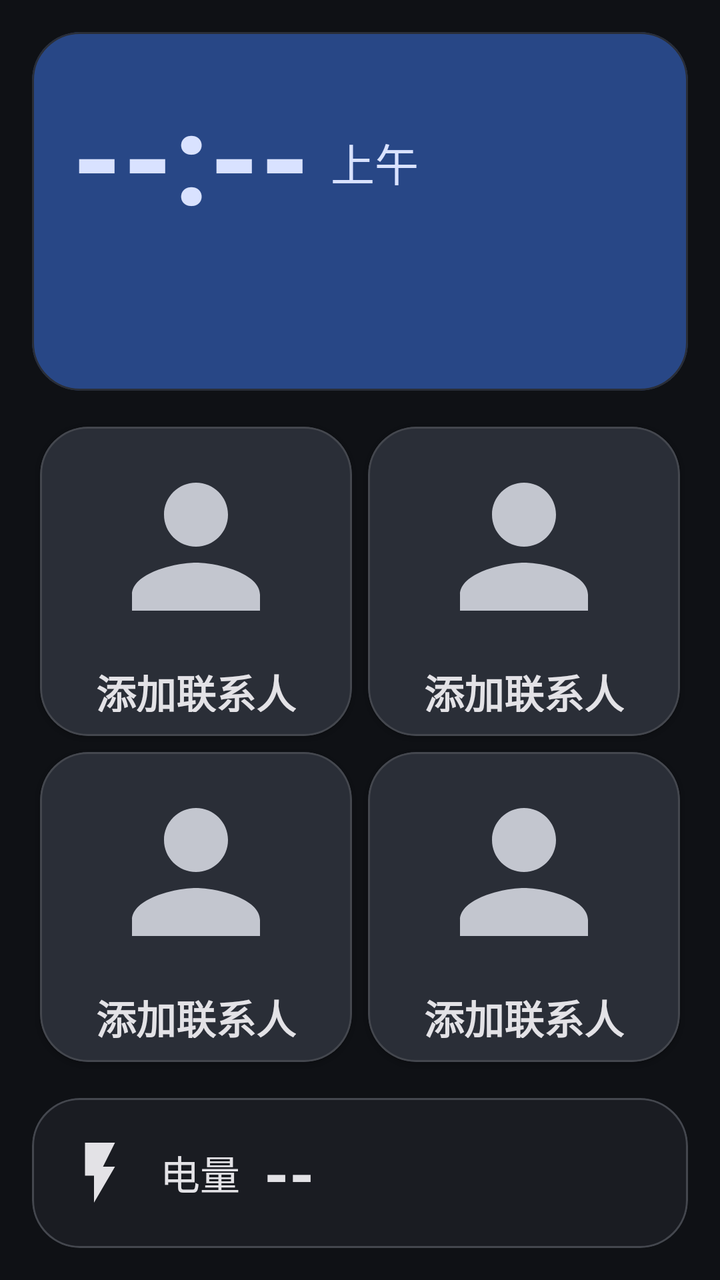
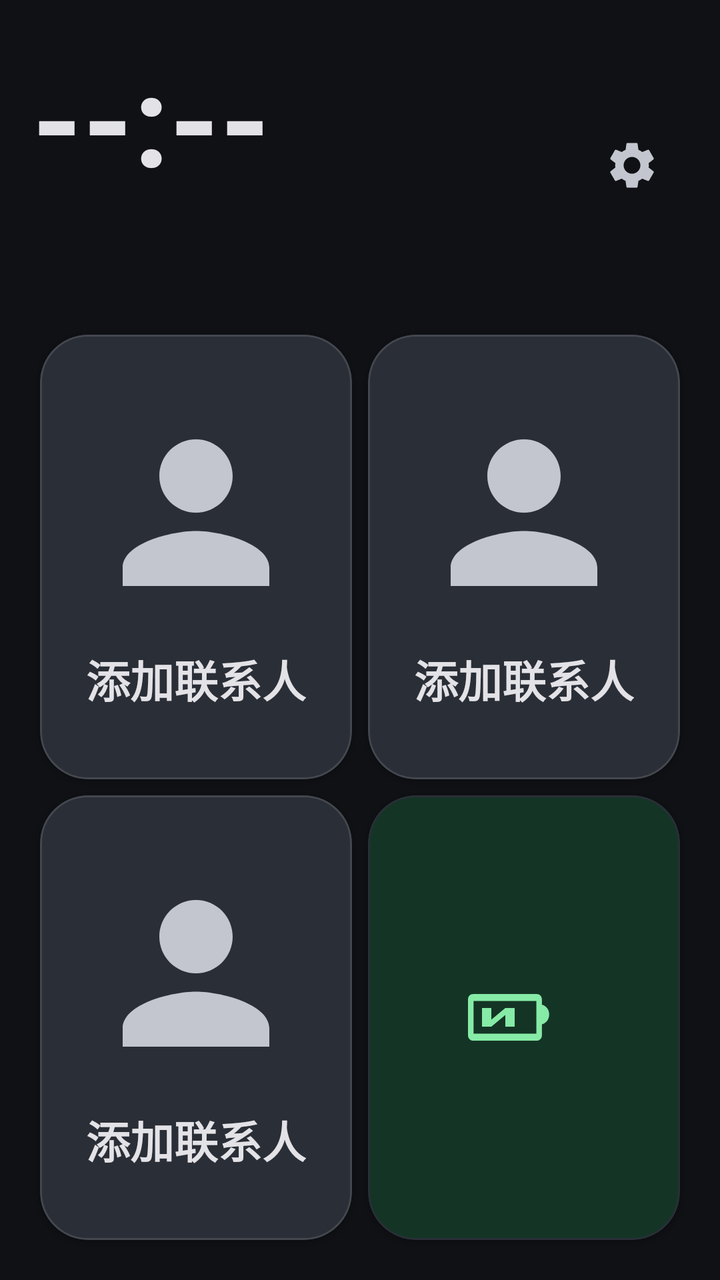

Two renders of the same Android screen: before a commit and after it. Below are the layout's source before the change and the commit's diff.
<!-- AndroidManifest.xml: application theme Theme.ElderLauncher -->
<!-- res/layout/activity_home.xml -->
<?xml version="1.0" encoding="utf-8"?>
<LinearLayout xmlns:android="http://schemas.android.com/apk/res/android"
    xmlns:app="http://schemas.android.com/apk/res-auto"
    android:orientation="vertical"
    android:padding="16dp"
    android:background="?android:colorBackground"
    android:layout_width="match_parent"
    android:layout_height="match_parent">

    
    <com.google.android.material.card.MaterialCardView
        android:id="@+id/cardTime"
        android:layout_width="match_parent"
        android:layout_height="wrap_content"
        app:cardBackgroundColor="?attr/colorPrimaryContainer"
        app:cardCornerRadius="24dp"
        app:contentPadding="20dp">

        <LinearLayout
            android:orientation="vertical"
            android:layout_width="match_parent"
            android:layout_height="wrap_content">

            <LinearLayout
                android:orientation="horizontal"
                android:layout_width="wrap_content"
                android:layout_height="wrap_content"
                android:gravity="bottom">

                <TextView
                    android:id="@+id/tvTime"
                    android:layout_width="wrap_content"
                    android:layout_height="wrap_content"
                    android:text="--:--"
                    android:textSize="64sp"
                    android:textStyle="bold"
                    android:textColor="?attr/colorOnPrimaryContainer" />

                <TextView
                    android:id="@+id/tvAmPm"
                    android:layout_width="wrap_content"
                    android:layout_height="wrap_content"
                    android:text="@string/home_am"
                    android:textSize="22sp"
                    android:textColor="?attr/colorOnPrimaryContainer"
                    android:layout_marginStart="10dp"
                    android:layout_marginBottom="12dp" />
            </LinearLayout>

            <TextView
                android:id="@+id/tvDate"
                android:layout_width="wrap_content"
                android:layout_height="wrap_content"
                android:text=""
                android:textSize="18sp"
                android:textColor="?attr/colorOnPrimaryContainer"
                android:layout_marginTop="6dp" />

            <TextView
                android:id="@+id/tvLunar"
                android:layout_width="wrap_content"
                android:layout_height="wrap_content"
                android:text=""
                android:textSize="16sp"
                android:textColor="?attr/colorOnPrimaryContainer"
                android:layout_marginTop="2dp" />
        </LinearLayout>
    </com.google.android.material.card.MaterialCardView>

    
    <GridLayout
        android:id="@+id/gridContacts"
        android:layout_width="match_parent"
        android:layout_height="0dp"
        android:layout_weight="1"
        android:columnCount="2"
        android:rowCount="2"
        android:useDefaultMargins="true"
        android:layout_marginTop="14dp">

        <com.google.android.material.card.MaterialCardView
            android:id="@+id/cardContact1"
            style="@style/ContactCard">
            <LinearLayout
                android:orientation="vertical"
                android:gravity="center"
                android:layout_width="match_parent"
                android:layout_height="match_parent">
                <com.google.android.material.imageview.ShapeableImageView
                    android:id="@+id/imgAvatar1"
                    android:layout_width="96dp"
                    android:layout_height="96dp"
                    android:scaleType="centerCrop"
                    android:src="@drawable/ic_person"
                    app:tint="?attr/colorOnSurfaceVariant"
                    app:shapeAppearanceOverlay="@style/AvatarCircle" />
                <TextView
                    android:id="@+id/tvName1"
                    android:layout_width="wrap_content"
                    android:layout_height="wrap_content"
                    android:text="@string/contact_add"
                    android:textSize="20sp"
                    android:textStyle="bold"
                    android:textColor="?attr/colorOnSurface"
                    android:layout_marginTop="10dp" />
            </LinearLayout>
        </com.google.android.material.card.MaterialCardView>

        <com.google.android.material.card.MaterialCardView
            android:id="@+id/cardContact2"
            style="@style/ContactCard">
            <LinearLayout
                android:orientation="vertical"
                android:gravity="center"
                android:layout_width="match_parent"
                android:layout_height="match_parent">
                <com.google.android.material.imageview.ShapeableImageView
                    android:id="@+id/imgAvatar2"
                    android:layout_width="96dp"
                    android:layout_height="96dp"
                    android:scaleType="centerCrop"
                    android:src="@drawable/ic_person"
                    app:tint="?attr/colorOnSurfaceVariant"
                    app:shapeAppearanceOverlay="@style/AvatarCircle" />
                <TextView
                    android:id="@+id/tvName2"
                    android:layout_width="wrap_content"
                    android:layout_height="wrap_content"
                    android:text="@string/contact_add"
                    android:textSize="20sp"
                    android:textStyle="bold"
                    android:textColor="?attr/colorOnSurface"
                    android:layout_marginTop="10dp" />
            </LinearLayout>
        </com.google.android.material.card.MaterialCardView>

        <com.google.android.material.card.MaterialCardView
            android:id="@+id/cardContact3"
            style="@style/ContactCard">
            <LinearLayout
                android:orientation="vertical"
                android:gravity="center"
                android:layout_width="match_parent"
                android:layout_height="match_parent">
                <com.google.android.material.imageview.ShapeableImageView
                    android:id="@+id/imgAvatar3"
                    android:layout_width="96dp"
                    android:layout_height="96dp"
                    android:scaleType="centerCrop"
                    android:src="@drawable/ic_person"
                    app:tint="?attr/colorOnSurfaceVariant"
                    app:shapeAppearanceOverlay="@style/AvatarCircle" />
                <TextView
                    android:id="@+id/tvName3"
                    android:layout_width="wrap_content"
                    android:layout_height="wrap_content"
                    android:text="@string/contact_add"
                    android:textSize="20sp"
                    android:textStyle="bold"
                    android:textColor="?attr/colorOnSurface"
                    android:layout_marginTop="10dp" />
            </LinearLayout>
        </com.google.android.material.card.MaterialCardView>

        <com.google.android.material.card.MaterialCardView
            android:id="@+id/cardContact4"
            style="@style/ContactCard">
            <LinearLayout
                android:orientation="vertical"
                android:gravity="center"
                android:layout_width="match_parent"
                android:layout_height="match_parent">
                <com.google.android.material.imageview.ShapeableImageView
                    android:id="@+id/imgAvatar4"
                    android:layout_width="96dp"
                    android:layout_height="96dp"
                    android:scaleType="centerCrop"
                    android:src="@drawable/ic_person"
                    app:tint="?attr/colorOnSurfaceVariant"
                    app:shapeAppearanceOverlay="@style/AvatarCircle" />
                <TextView
                    android:id="@+id/tvName4"
                    android:layout_width="wrap_content"
                    android:layout_height="wrap_content"
                    android:text="@string/contact_add"
                    android:textSize="20sp"
                    android:textStyle="bold"
                    android:textColor="?attr/colorOnSurface"
                    android:layout_marginTop="10dp" />
            </LinearLayout>
        </com.google.android.material.card.MaterialCardView>
    </GridLayout>

    
    <com.google.android.material.card.MaterialCardView
        android:layout_width="match_parent"
        android:layout_height="wrap_content"
        app:cardBackgroundColor="?attr/colorSurface"
        app:cardCornerRadius="24dp"
        app:strokeColor="?attr/colorOutline"
        app:strokeWidth="1dp"
        app:contentPadding="16dp"
        android:layout_marginTop="14dp">

        <LinearLayout
            android:orientation="horizontal"
            android:gravity="center_vertical"
            android:layout_width="match_parent"
            android:layout_height="wrap_content">

            <ImageView
                android:layout_width="36dp"
                android:layout_height="36dp"
                android:src="@drawable/ic_battery"
                app:tint="?attr/colorOnSurface" />

            <TextView
                android:layout_width="wrap_content"
                android:layout_height="wrap_content"
                android:text="@string/home_battery"
                android:textSize="20sp"
                android:textColor="?attr/colorOnSurface"
                android:layout_marginStart="12dp" />

            <TextView
                android:id="@+id/tvBattery"
                android:layout_width="wrap_content"
                android:layout_height="wrap_content"
                android:text="--"
                android:textSize="32sp"
                android:textStyle="bold"
                android:textColor="?attr/colorOnSurface"
                android:layout_marginStart="12dp" />
        </LinearLayout>
    </com.google.android.material.card.MaterialCardView>
</LinearLayout>
<!-- resources referenced by this layout -->
<resources>
  <!-- drawable ic_battery (drawable) -->
  <vector xmlns:android="http://schemas.android.com/apk/res/android"
      android:width="36dp"
      android:height="36dp"
      android:viewportWidth="24"
      android:viewportHeight="24">
      <path
          android:fillColor="#FFFFFF"
          android:pathData="M7,2v11h3v9l7,-12h-4l4,-8z" />
  </vector>
  <!-- drawable ic_person (drawable) -->
  <vector xmlns:android="http://schemas.android.com/apk/res/android"
      android:width="56dp"
      android:height="56dp"
      android:viewportWidth="24"
      android:viewportHeight="24">
      <path
          android:fillColor="#FFFFFF"
          android:pathData="M12,12c2.21,0 4,-1.79 4,-4s-1.79,-4 -4,-4 -4,1.79 -4,4 1.79,4 4,4zM12,14c-2.67,0 -8,1.34 -8,4v2h16v-2c0,-2.66 -5.33,-4 -8,-4z" />
  </vector>
  <string name="contact_add">添加联系人</string>
  <string name="home_am">上午</string>
  <string name="home_battery">电量</string>
  <style name="AvatarCircle">
          <item name="cornerFamily">rounded</item>
          <item name="cornerSize">50%</item>
      </style>
  <color name="colorPrimary">#AEC6FF</color>
  <color name="colorOnPrimary">#0B2F66</color>
  <color name="colorPrimaryContainer">#284786</color>
  <color name="colorOnPrimaryContainer">#D9E2FF</color>
  <color name="colorSecondary">#BEC6DC</color>
  <color name="colorOnSecondary">#283141</color>
  <color name="colorSecondaryContainer">#3E4759</color>
  <color name="colorOnSecondaryContainer">#DAE2F9</color>
  <color name="colorTertiary">#DDBCE4</color>
  <color name="colorOnTertiary">#3F2844</color>
  <color name="colorTertiaryContainer">#573E5C</color>
  <color name="colorOnTertiaryContainer">#FAD8FF</color>
  <color name="colorOnBackground">#E2E2E9</color>
  <color name="colorSurface">#1A1C22</color>
  <color name="colorOnSurface">#E3E2E6</color>
  <color name="colorSurfaceVariant">#2A2E37</color>
  <color name="colorOnSurfaceVariant">#C3C6CF</color>
  <color name="colorSurfaceContainer">#1E2128</color>
  <color name="colorSurfaceContainerHigh">#282C34</color>
  <color name="colorSurfaceContainerHighest">#33373F</color>
  <color name="colorOutline">#44474E</color>
  <color name="colorOutlineVariant">#2A2E37</color>
  <color name="colorError">#FFB4AB</color>
  <color name="colorOnError">#690005</color>
  <color name="colorErrorContainer">#93000A</color>
  <color name="colorOnErrorContainer">#FFDAD6</color>
  <color name="colorBackground">#0F1115</color>
  <!-- unchanged entries left out for length: 2 -->
</resources>

<!-- the commit's change to res/layout/activity_home.xml (unified diff, before → after) -->
@@ -8,44 +8,27 @@
     android:layout_height="match_parent">
 
     
-    <com.google.android.material.card.MaterialCardView
-        android:id="@+id/cardTime"
+    <LinearLayout
+        android:orientation="horizontal"
+        android:gravity="center_vertical"
         android:layout_width="match_parent"
-        android:layout_height="wrap_content"
-        app:cardBackgroundColor="?attr/colorPrimaryContainer"
-        app:cardCornerRadius="24dp"
-        app:contentPadding="20dp">
+        android:layout_height="wrap_content">
 
         <LinearLayout
+            android:id="@+id/timeBlock"
             android:orientation="vertical"
-            android:layout_width="match_parent"
-            android:layout_height="wrap_content">
-
-            <LinearLayout
-                android:orientation="horizontal"
+            android:layout_width="0dp"
+            android:layout_height="wrap_content"
+            android:layout_weight="1">
+
+            <TextView
+                android:id="@+id/tvTime"
                 android:layout_width="wrap_content"
                 android:layout_height="wrap_content"
-                android:gravity="bottom">
-
-                <TextView
-                    android:id="@+id/tvTime"
-                    android:layout_width="wrap_content"
-                    android:layout_height="wrap_content"
-                    android:text="--:--"
-                    android:textSize="64sp"
-                    android:textStyle="bold"
-                    android:textColor="?attr/colorOnPrimaryContainer" />
-
-                <TextView
-                    android:id="@+id/tvAmPm"
-                    android:layout_width="wrap_content"
-                    android:layout_height="wrap_content"
-                    android:text="@string/home_am"
-                    android:textSize="22sp"
-                    android:textColor="?attr/colorOnPrimaryContainer"
-                    android:layout_marginStart="10dp"
-                    android:layout_marginBottom="12dp" />
-            </LinearLayout>
+                android:text="--:--"
+                android:textSize="64sp"
+                android:textStyle="bold"
+                android:textColor="?attr/colorOnSurface" />
 
             <TextView
                 android:id="@+id/tvDate"
@@ -53,8 +36,8 @@
                 android:layout_height="wrap_content"
                 android:text=""
                 android:textSize="18sp"
-                android:textColor="?attr/colorOnPrimaryContainer"
-                android:layout_marginTop="6dp" />
+                android:textColor="?attr/colorOnSurfaceVariant"
+                android:layout_marginTop="2dp" />
 
             <TextView
                 android:id="@+id/tvLunar"
@@ -62,10 +45,20 @@
                 android:layout_height="wrap_content"
                 android:text=""
                 android:textSize="16sp"
-                android:textColor="?attr/colorOnPrimaryContainer"
-                android:layout_marginTop="2dp" />
+                android:textColor="?attr/colorOnSurfaceVariant" />
         </LinearLayout>
-    </com.google.android.material.card.MaterialCardView>
+
+        
+        <ImageButton
+            android:id="@+id/btnSettings"
+            android:layout_width="56dp"
+            android:layout_height="56dp"
+            android:src="@drawable/ic_settings"
+            android:background="?attr/selectableItemBackgroundBorderless"
+            app:tint="?attr/colorOnSurfaceVariant"
+            android:contentDescription="@string/home_settings"
+            android:scaleType="centerInside" />
+    </LinearLayout>
 
     
     <GridLayout
@@ -88,21 +81,23 @@
                 android:layout_height="match_parent">
                 <com.google.android.material.imageview.ShapeableImageView
                     android:id="@+id/imgAvatar1"
-                    android:layout_width="96dp"
-                    android:layout_height="96dp"
+                    android:layout_width="110dp"
+                    android:layout_height="110dp"
                     android:scaleType="centerCrop"
                     android:src="@drawable/ic_person"
                     app:tint="?attr/colorOnSurfaceVariant"
-                    app:shapeAppearanceOverlay="@style/AvatarCircle" />
+                    app:shapeAppearanceOverlay="@style/AvatarRounded" />
                 <TextView
                     android:id="@+id/tvName1"
                     android:layout_width="wrap_content"
                     android:layout_height="wrap_content"
                     android:text="@string/contact_add"
-                    android:textSize="20sp"
+                    android:textSize="22sp"
                     android:textStyle="bold"
                     android:textColor="?attr/colorOnSurface"
-                    android:layout_marginTop="10dp" />
+                    android:layout_marginTop="12dp"
+                    android:ellipsize="end"
+                    android:maxLines="1" />
             </LinearLayout>
         </com.google.android.material.card.MaterialCardView>
 
@@ -116,21 +111,23 @@
                 android:layout_height="match_parent">
                 <com.google.android.material.imageview.ShapeableImageView
                     android:id="@+id/imgAvatar2"
-                    android:layout_width="96dp"
-                    android:layout_height="96dp"
+                    android:layout_width="110dp"
+                    android:layout_height="110dp"
                     android:scaleType="centerCrop"
                     android:src="@drawable/ic_person"
                     app:tint="?attr/colorOnSurfaceVariant"
-                    app:shapeAppearanceOverlay="@style/AvatarCircle" />
+                    app:shapeAppearanceOverlay="@style/AvatarRounded" />
                 <TextView
                     android:id="@+id/tvName2"
                     android:layout_width="wrap_content"
                     android:layout_height="wrap_content"
                     android:text="@string/contact_add"
-                    android:textSize="20sp"
+                    android:textSize="22sp"
                     android:textStyle="bold"
                     android:textColor="?attr/colorOnSurface"
-                    android:layout_marginTop="10dp" />
+                    android:layout_marginTop="12dp"
+                    android:ellipsize="end"
+                    android:maxLines="1" />
             </LinearLayout>
         </com.google.android.material.card.MaterialCardView>
 
@@ -144,93 +141,69 @@
                 android:layout_height="match_parent">
                 <com.google.android.material.imageview.ShapeableImageView
                     android:id="@+id/imgAvatar3"
-                    android:layout_width="96dp"
-                    android:layout_height="96dp"
+                    android:layout_width="110dp"
+                    android:layout_height="110dp"
                     android:scaleType="centerCrop"
                     android:src="@drawable/ic_person"
                     app:tint="?attr/colorOnSurfaceVariant"
-                    app:shapeAppearanceOverlay="@style/AvatarCircle" />
+                    app:shapeAppearanceOverlay="@style/AvatarRounded" />
                 <TextView
                     android:id="@+id/tvName3"
                     android:layout_width="wrap_content"
                     android:layout_height="wrap_content"
                     android:text="@string/contact_add"
-                    android:textSize="20sp"
+                    android:textSize="22sp"
                     android:textStyle="bold"
                     android:textColor="?attr/colorOnSurface"
-                    android:layout_marginTop="10dp" />
-            </LinearLayout>
-        </com.google.android.material.card.MaterialCardView>
-
-        <com.google.android.material.card.MaterialCardView
-            android:id="@+id/cardContact4"
-            style="@style/ContactCard">
-            <LinearLayout
-                android:orientation="vertical"
-                android:gravity="center"
-                android:layout_width="match_parent"
-                android:layout_height="match_parent">
-                <com.google.android.material.imageview.ShapeableImageView
-                    android:id="@+id/imgAvatar4"
-                    android:layout_width="96dp"
-                    android:layout_height="96dp"
-                    android:scaleType="centerCrop"
-                    android:src="@drawable/ic_person"
-                    app:tint="?attr/colorOnSurfaceVariant"
-                    app:shapeAppearanceOverlay="@style/AvatarCircle" />
-                <TextView
-                    android:id="@+id/tvName4"
-                    android:layout_width="wrap_content"
-                    android:layout_height="wrap_content"
-                    android:text="@string/contact_add"
-                    android:textSize="20sp"
-                    android:textStyle="bold"
-                    android:textColor="?attr/colorOnSurface"
-                    android:layout_marginTop="10dp" />
+                    android:layout_marginTop="12dp"
+                    android:ellipsize="end"
+                    android:maxLines="1" />
+            </LinearLayout>
+        </com.google.android.material.card.MaterialCardView>
+
+        
+        <com.google.android.material.card.MaterialCardView
+            android:id="@+id/cardBattery"
+            android:layout_width="0dp"
+            android:layout_height="0dp"
+            android:layout_columnWeight="1"
+            android:layout_rowWeight="1"
+            app:cardBackgroundColor="@color/colorBatteryBg"
+            app:cardCornerRadius="24dp"
+            app:cardElevation="1dp"
+            app:contentPadding="16dp">
+
+            <LinearLayout
+                android:orientation="horizontal"
+                android:gravity="center_vertical|center_horizontal"
+                android:layout_width="match_parent"
+                android:layout_height="match_parent">
+
+                <ImageView
+                    android:layout_width="56dp"
+                    android:layout_height="56dp"
+                    android:src="@drawable/ic_battery"
+                    app:tint="@color/colorBatteryFg" />
+
+                <LinearLayout
+                    android:orientation="vertical"
+                    android:layout_marginStart="14dp">
+                    <TextView
+                        android:layout_width="wrap_content"
+                        android:layout_height="wrap_content"
+                        android:text="@string/home_battery"
+                        android:textSize="20sp"
+                        android:textColor="@color/colorBatteryFg" />
+                    <TextView
+                        android:id="@+id/tvBattery"
+                        android:layout_width="wrap_content"
+                        android:layout_height="wrap_content"
+                        android:text="--"
+                        android:textSize="44sp"
+                        android:textStyle="bold"
+                        android:textColor="@color/colorBatteryFg" />
+                </LinearLayout>
             </LinearLayout>
         </com.google.android.material.card.MaterialCardView>
     </GridLayout>
-
-    
-    <com.google.android.material.card.MaterialCardView
-        android:layout_width="match_parent"
-        android:layout_height="wrap_content"
-        app:cardBackgroundColor="?attr/colorSurface"
-        app:cardCornerRadius="24dp"
-        app:strokeColor="?attr/colorOutline"
-        app:strokeWidth="1dp"
-        app:contentPadding="16dp"
-        android:layout_marginTop="14dp">
-
-        <LinearLayout
-            android:orientation="horizontal"
-            android:gravity="center_vertical"
-            android:layout_width="match_parent"
-            android:layout_height="wrap_content">
-
-            <ImageView
-                android:layout_width="36dp"
-                android:layout_height="36dp"
-                android:src="@drawable/ic_battery"
-                app:tint="?attr/colorOnSurface" />
-
-            <TextView
-                android:layout_width="wrap_content"
-                android:layout_height="wrap_content"
-                android:text="@string/home_battery"
-                android:textSize="20sp"
-                android:textColor="?attr/colorOnSurface"
-                android:layout_marginStart="12dp" />
-
-            <TextView
-                android:id="@+id/tvBattery"
-                android:layout_width="wrap_content"
-                android:layout_height="wrap_content"
-                android:text="--"
-                android:textSize="32sp"
-                android:textStyle="bold"
-                android:textColor="?attr/colorOnSurface"
-                android:layout_marginStart="12dp" />
-        </LinearLayout>
-    </com.google.android.material.card.MaterialCardView>
 </LinearLayout>
<!-- resource entries referenced after the edit -->
@@ -1,14 +1,16 @@
 <!-- resources referenced by this layout -->
 <resources>
+  <color name="colorBatteryBg">#143526</color>
+  <color name="colorBatteryFg">#86EBA6</color>
   <!-- drawable ic_battery (drawable) -->
   <vector xmlns:android="http://schemas.android.com/apk/res/android"
-      android:width="36dp"
-      android:height="36dp"
+      android:width="48dp"
+      android:height="48dp"
       android:viewportWidth="24"
       android:viewportHeight="24">
       <path
           android:fillColor="#FFFFFF"
-          android:pathData="M7,2v11h3v9l7,-12h-4l4,-8z" />
+          android:pathData="M17.65 7H4.19C3.47 7 3 7.47 3 8.19V15.81C3 16.53 3.47 17 4.19 17H17.65C18.37 17 18.84 16.53 18.84 15.81V13.5C19.75 13.27 20.4 12.43 20.4 11.4C20.4 10.37 19.75 9.53 18.84 9.3V8.19C18.84 7.47 18.37 7 17.65 7ZM17.65 15.5H4.19V8.5H17.65V15.5ZM6 10V14H8L11 11.5V14H13V10H11L8 12.5V10H6Z" />
   </vector>
   <!-- drawable ic_person (drawable) -->
   <vector xmlns:android="http://schemas.android.com/apk/res/android"
@@ -20,12 +22,22 @@
           android:fillColor="#FFFFFF"
           android:pathData="M12,12c2.21,0 4,-1.79 4,-4s-1.79,-4 -4,-4 -4,1.79 -4,4 1.79,4 4,4zM12,14c-2.67,0 -8,1.34 -8,4v2h16v-2c0,-2.66 -5.33,-4 -8,-4z" />
   </vector>
+  <!-- drawable ic_settings (drawable) -->
+  <vector xmlns:android="http://schemas.android.com/apk/res/android"
+      android:width="28dp"
+      android:height="28dp"
+      android:viewportWidth="24"
+      android:viewportHeight="24">
+      <path
+          android:fillColor="#FFFFFF"
+          android:pathData="M19.14 12.94c.04-.3.06-.61.06-.94 0-.32-.02-.64-.07-.94l2.03-1.58c.18-.14.23-.41.12-.61l-1.92-3.32c-.12-.22-.37-.29-.59-.22l-2.39.96c-.5-.38-1.03-.7-1.62-.94l-.36-2.54c-.04-.24-.24-.41-.48-.41h-3.84c-.24 0-.43.17-.47.41l-.36 2.54c-.59.24-1.13.57-1.62.94l-2.39-.96c-.22-.08-.47 0-.59.22L2.74 8.87c-.12.21-.08.47.12.61l2.03 1.58c-.05.3-.09.63-.09.94s.02.64.07.94l-2.03 1.58c-.18.14-.23.41-.12.61l1.92 3.32c.12.22.37.29.59.22l2.39-.96c.5.38 1.03.7 1.62.94l.36 2.54c.05.24.24.41.48.41h3.84c.24 0 .44-.17.47-.41l.36-2.54c.59-.24 1.13-.56 1.62-.94l2.39.96c.22.08.47 0 .59-.22l1.92-3.32c.12-.22.07-.49-.12-.61l-2.01-1.58zM12 15.6c-1.98 0-3.6-1.62-3.6-3.6s1.62-3.6 3.6-3.6 3.6 1.62 3.6 3.6-1.62 3.6-3.6 3.6z" />
+  </vector>
   <string name="contact_add">添加联系人</string>
-  <string name="home_am">上午</string>
   <string name="home_battery">电量</string>
-  <style name="AvatarCircle">
+  <string name="home_settings">设置</string>
+  <style name="AvatarRounded">
           <item name="cornerFamily">rounded</item>
-          <item name="cornerSize">50%</item>
+          <item name="cornerSize">16dp</item>
       </style>
   <color name="colorPrimary">#AEC6FF</color>
   <color name="colorOnPrimary">#0B2F66</color>
